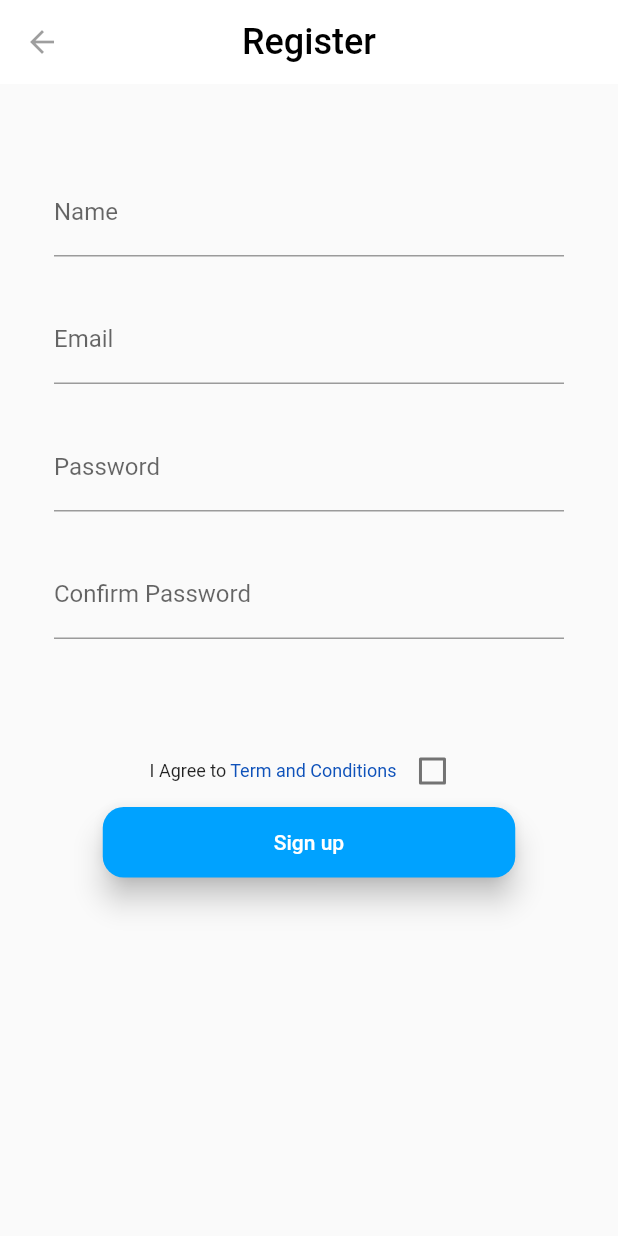
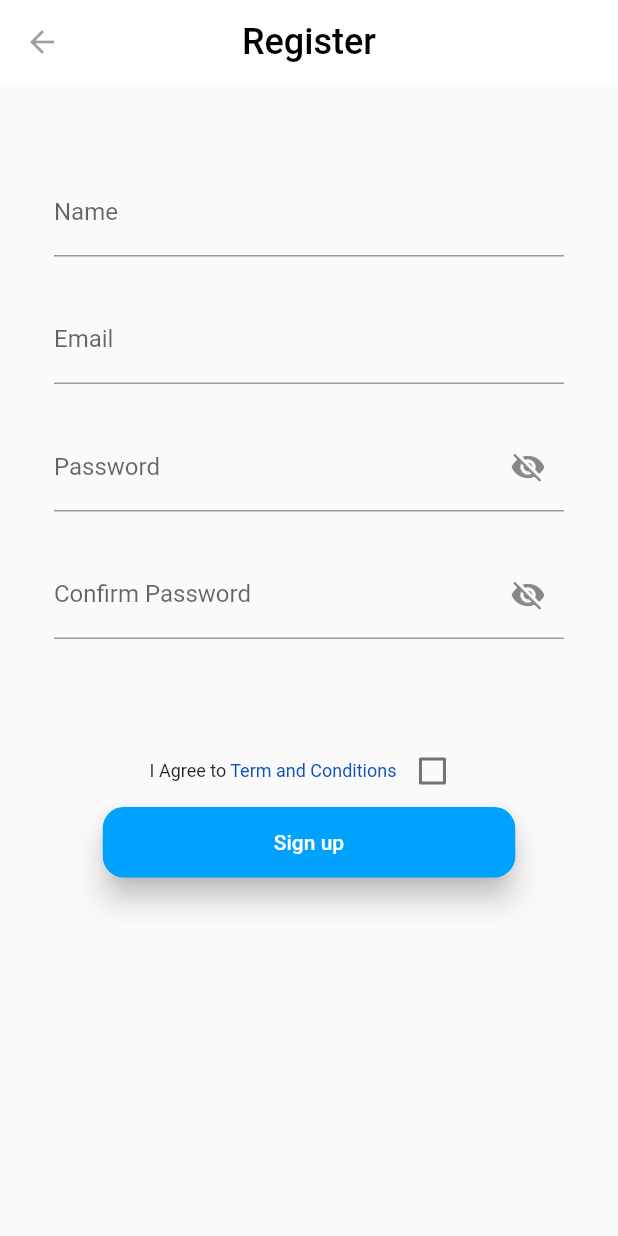
Before and after one commit to khangbdd/BookStore, a Flutter app: the screen it shows after launch, on a phone screen of 412 x 824 dp. Run offline on Flutter 3.47's test engine with Material 2 defaults, Android fonts, the phone set to English and light mode, and no system bars; Roboto replaces fonts that are missing (Roboto-Bold, Roboto-Regular).

Commit message:
done hinding, unhinding password

```diff
--- a/lib/Register_Activity.dart
+++ b/lib/Register_Activity.dart
@@ -54,12 +54,22 @@ class _Register_ActivityState extends State<Register_Activity> {
           },
         ));
   }
-
+  bool _obscurePass = true;
   Widget _BuildPassword() {
     return Container(
         width: 340,
         child: TextFormField(
-          decoration: InputDecoration(labelText: 'Password'),
+          decoration: InputDecoration(labelText: 'Password',
+          suffixIcon: IconButton(
+            icon: Icon(_obscurePass? Icons.visibility_off: Icons.visibility),
+            onPressed: ()
+            {
+              setState(() {
+                _obscurePass = !_obscurePass;
+              });
+            },
+          )),
+          obscureText: _obscurePass,
           validator: (String value) {
             if (value.isEmpty) {
               return 'Password is required';
@@ -75,12 +85,21 @@ class _Register_ActivityState extends State<Register_Activity> {
           },
         ));
   }
-
+  bool _obscureConfirm = true;
   Widget _BuildConfirmPass() {
     return Container(
         width: 340,
         child: TextFormField(
-          decoration: InputDecoration(labelText: 'Confirm Password'),
+          decoration: InputDecoration(labelText: 'Confirm Password',
+          suffixIcon: IconButton(
+            icon: Icon(_obscureConfirm? Icons.visibility_off:Icons.visibility),
+            onPressed: () {
+              setState(() {
+                _obscureConfirm = !_obscureConfirm;
+              });
+            },
+          )),
+          obscureText: _obscureConfirm,
           validator: (String value) {
             if (value.isEmpty) {
               return 'Confirm Password is required';
```
